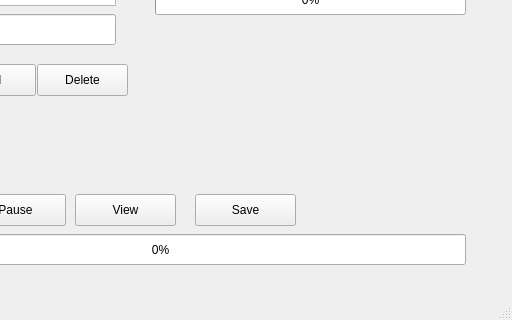
yeonseo-Jung/youtube_crawler, file src/gui/form/gui_crawling_youtube.ui: the form before one commit; both pictures show x 195 to 707 and y 256 to 576 of the 707 by 576 pixel window.
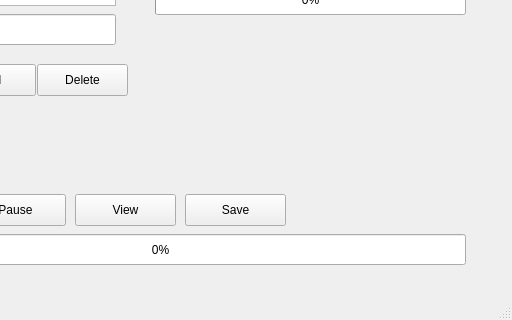
The form after the commit.

Patch:
```diff
--- a/src/gui/form/gui_crawling_youtube.ui
+++ b/src/gui/form/gui_crawling_youtube.ui
@@ -105,7 +105,7 @@
    <widget class="QPushButton" name="Save">
     <property name="geometry">
      <rect>
-      <x>390</x>
+      <x>380</x>
       <y>450</y>
       <width>101</width>
       <height>32</height>
```
